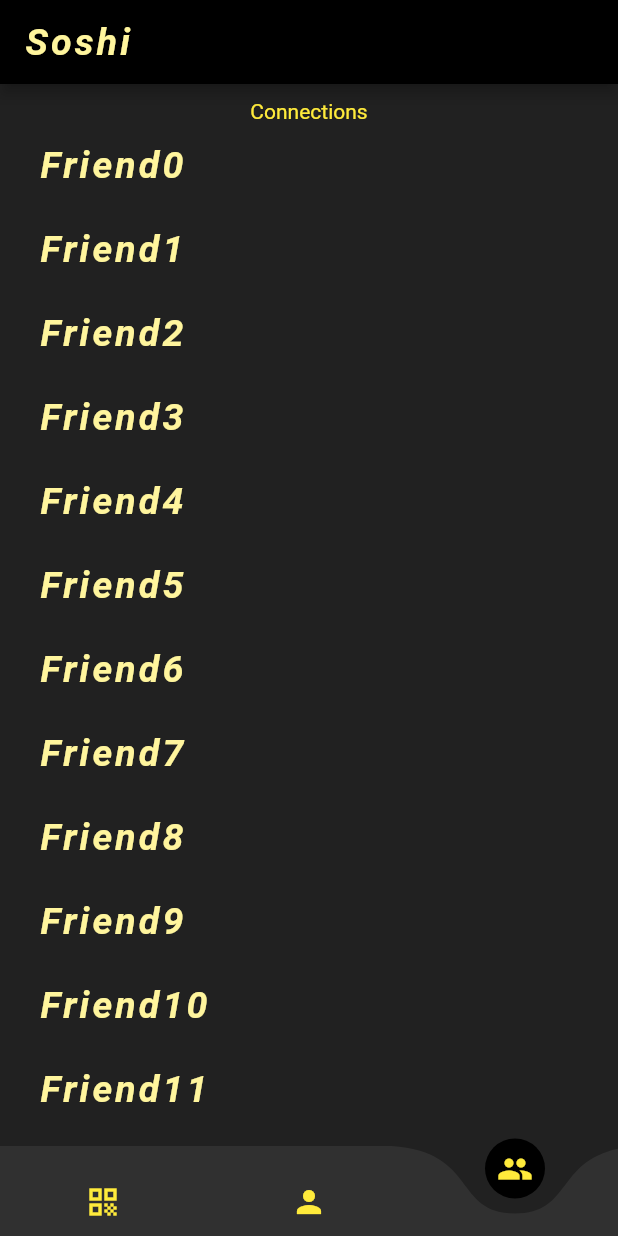
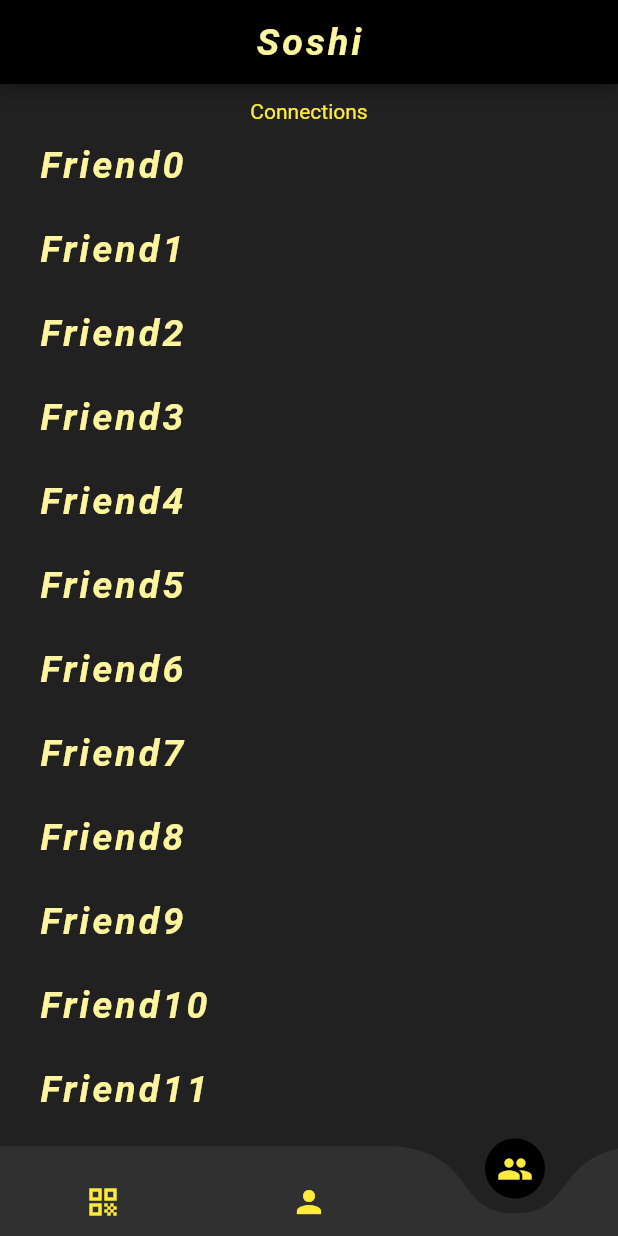
Before and after one commit to yuvansundrani/strippedSoshi, a Flutter app: the screen it shows after launch, item 3 of the bottom bar chosen, on a phone screen of 412 x 824 dp. Run offline on Flutter 3.47's test engine with Material 2 defaults, Android fonts, the phone set to English and light mode, and no system bars; drawn by our look-alikes of curved_navigation_bar; our stand-ins replace qr_flutter; network calls fail.

Commit message:
Removed app drawer (sidebar menu)

```diff
--- a/lib/main.dart
+++ b/lib/main.dart
@@ -26,7 +26,10 @@
           accentColor: Colors.black,
         ),
         home: Scaffold(
-          appBar: AppBar(title: Text("Soshi", style: customYellow)),
+          appBar: AppBar(
+            title: Text("Soshi", style: customYellow),
+            centerTitle: true,
+          ),
           backgroundColor: Colors.grey[900],
           body: screens[currScreen],
           bottomNavigationBar: CurvedNavigationBar(
```
